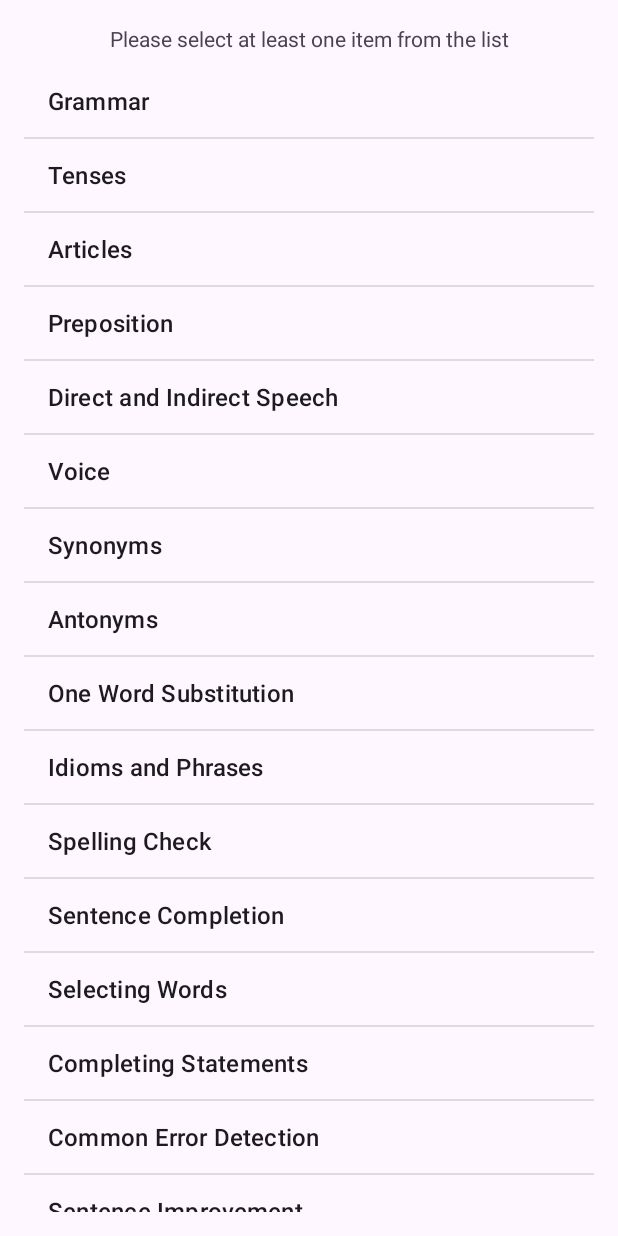
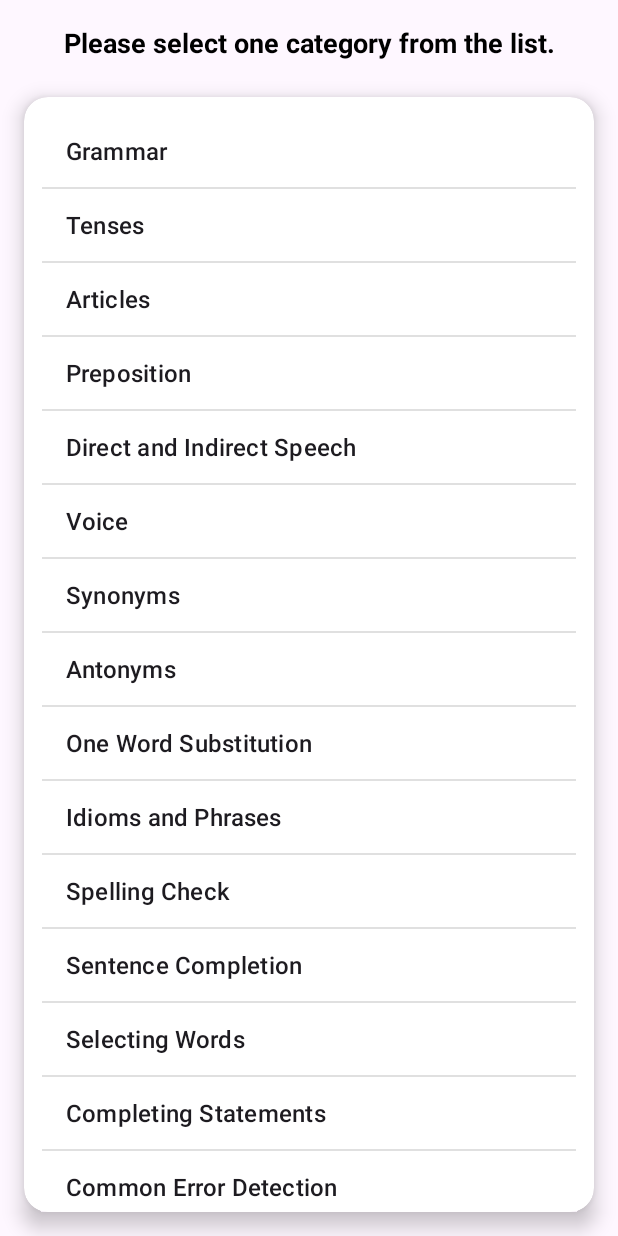
Before and after one commit to divyaprakash007/GrammarkaDrama, an Android app: the screen it shows after launch (MainActivity), on a phone screen of 412 x 824 dp. Run offline under Robolectric (Android 15) with nearby library versions, the phone set to English and light mode, and no system bars; libraries missing offline, so code that uses them is left out: com.google.android.play; 3 statements that could not run were skipped.

```diff
--- a/app/src/main/res/layout/activity_main.xml
+++ b/app/src/main/res/layout/activity_main.xml
@@ -2,23 +2,47 @@
 <LinearLayout xmlns:android="http://schemas.android.com/apk/res/android"
     android:layout_width="match_parent"
     android:layout_height="match_parent"
-    android:orientation="vertical"
-    android:padding="16dp">
+    xmlns:app="http://schemas.android.com/apk/res-auto"
+    android:orientation="vertical">
+
 
         <TextView
             android:id="@+id/textViewMessage"
             android:layout_width="match_parent"
             android:layout_height="wrap_content"
             android:gravity="center"
+            android:layout_marginTop="16dp"
             android:layout_marginBottom="8dp"
-        android:text="Please select at least one item from the list"
-        />
+            android:textColor="@color/black"
+            android:textSize="18sp"
+            android:textStyle="bold"
+            android:text="Please select one category from the list." />
+
+
+
+        <androidx.cardview.widget.CardView
+        android:layout_width="match_parent"
+        android:layout_height="wrap_content"
+        app:cardCornerRadius="16dp"
+        app:cardElevation="8dp"
+        android:elevation="2dp"
+        android:layout_margin="16dp"
+        app:cardBackgroundColor="#FFFFFF"> <!-- Adjust margin as needed -->
 
             <ListView
                 android:id="@+id/listViewItems"
                 android:layout_width="match_parent"
-        android:layout_height="match_parent" />
+                android:layout_height="match_parent"
+                android:layout_gravity="center"
+                android:padding="8dp"
+                android:clipToPadding="false"
+                android:clipChildren="false"
+                android:overScrollMode="never"
+                app:layoutManager="androidx.recyclerview.widget.LinearLayoutManager"
+                app:layout_constraintTop_toTopOf="parent"
+                android:background="@android:color/transparent"
+                android:layout_margin="4dp"/>
 
-
+        </androidx.cardview.widget.CardView>
 
 </LinearLayout>
```
Also changed, not shown: app/src/main/AndroidManifest.xml (+8 -5 lines), app/src/main/java/com/grammarkadrama/activity/QuizActivity.kt (+4 -8 lines). Lines whose indentation alone changed are shown as unchanged.
